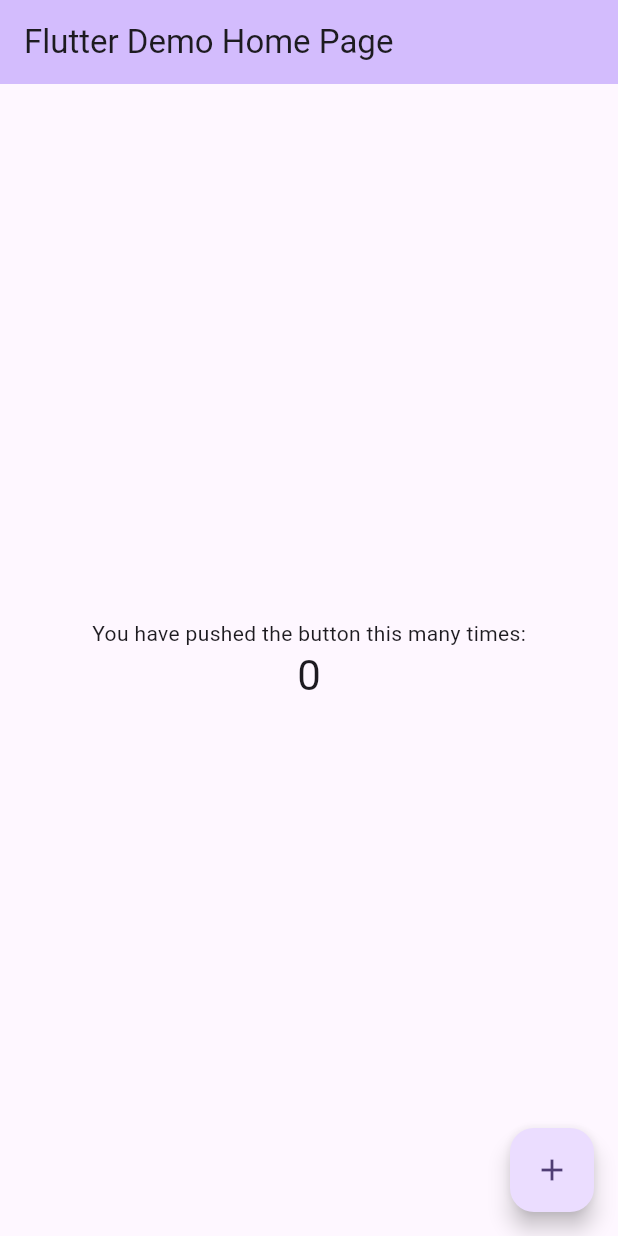
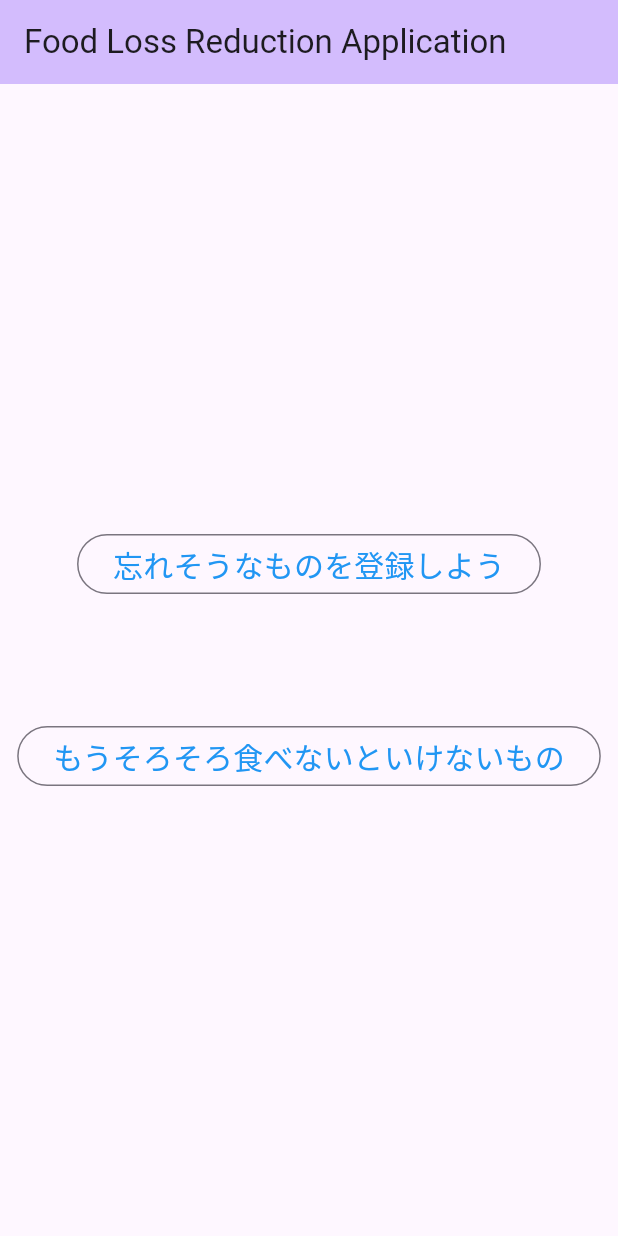
Before and after one commit to d-angelo-2049/remember-me, a Flutter app: the screen it shows after launch, on a phone screen of 412 x 824 dp. Run offline on Flutter 3.47's test engine with Material 2 defaults, Android fonts, the phone set to English and light mode, and no system bars; our stand-ins replace cloud_functions, firebase_core; accounts and stored records are empty.

Commit message:
added top page (#3)
Co-authored-by: DaiOhtsuka <dohtsuka@DaiOhtsukanoMacBook-Air.local>

```diff
--- a/lib/main.dart
+++ b/lib/main.dart
@@ -1,4 +1,5 @@
 import 'package:flutter/material.dart';
+import 'package:rememberme/presentation/page/top_page.dart';
 
 void main() {
   runApp(const MyApp());
@@ -13,40 +14,16 @@ class MyApp extends StatelessWidget {
     return MaterialApp(
       title: 'Flutter Demo',
       theme: ThemeData(
-        // This is the theme of your application.
-        //
-        // TRY THIS: Try running your application with "flutter run". You'll see
-        // the application has a blue toolbar. Then, without quitting the app,
-        // try changing the seedColor in the colorScheme below to Colors.green
-        // and then invoke "hot reload" (save your changes or press the "hot
-        // reload" button in a Flutter-supported IDE, or press "r" if you used
-        // the command line to start the app).
-        //
-        // Notice that the counter didn't reset back to zero; the application
-        // state is not lost during the reload. To reset the state, use hot
-        // restart instead.
-        //
-        // This works for code too, not just values: Most code changes can be
-        // tested with just a hot reload.
         colorScheme: ColorScheme.fromSeed(seedColor: Colors.deepPurple),
         useMaterial3: true,
       ),
-      home: const MyHomePage(title: 'Flutter Demo Home Page'),
+      home: const TopPage(),
     );
   }
 }
 
 class MyHomePage extends StatefulWidget {
   const MyHomePage({super.key, required this.title});
-
-  // This widget is the home page of your application. It is stateful, meaning
-  // that it has a State object (defined below) that contains fields that affect
-  // how it looks.
-
-  // This class is the configuration for the state. It holds the values (in this
-  // case the title) provided by the parent (in this case the App widget) and
-  // used by the build method of the State. Fields in a Widget subclass are
-  // always marked "final".
 
   final String title;
 
@@ -59,50 +36,19 @@ class _MyHomePageState extends State<MyHomePage> {
 
   void _incrementCounter() {
     setState(() {
-      // This call to setState tells the Flutter framework that something has
-      // changed in this State, which causes it to rerun the build method below
-      // so that the display can reflect the updated values. If we changed
-      // _counter without calling setState(), then the build method would not be
-      // called again, and so nothing would appear to happen.
       _counter++;
     });
   }
 
   @override
   Widget build(BuildContext context) {
-    // This method is rerun every time setState is called, for instance as done
-    // by the _incrementCounter method above.
-    //
-    // The Flutter framework has been optimized to make rerunning build methods
-    // fast, so that you can just rebuild anything that needs updating rather
-    // than having to individually change instances of widgets.
     return Scaffold(
       appBar: AppBar(
-        // TRY THIS: Try changing the color here to a specific color (to
-        // Colors.amber, perhaps?) and trigger a hot reload to see the AppBar
-        // change color while the other colors stay the same.
         backgroundColor: Theme.of(context).colorScheme.inversePrimary,
-        // Here we take the value from the MyHomePage object that was created by
-        // the App.build method, and use it to set our appbar title.
         title: Text(widget.title),
       ),
       body: Center(
-        // Center is a layout widget. It takes a single child and positions it
-        // in the middle of the parent.
         child: Column(
-          // Column is also a layout widget. It takes a list of children and
-          // arranges them vertically. By default, it sizes itself to fit its
-          // children horizontally, and tries to be as tall as its parent.
-          //
-          // Column has various properties to control how it sizes itself and
-          // how it positions its children. Here we use mainAxisAlignment to
-          // center the children vertically; the main axis here is the vertical
-          // axis because Columns are vertical (the cross axis would be
-          // horizontal).
-          //
-          // TRY THIS: Invoke "debug painting" (choose the "Toggle Debug Paint"
-          // action in the IDE, or press "p" in the console), to see the
-          // wireframe for each widget.
           mainAxisAlignment: MainAxisAlignment.center,
           children: <Widget>[
             const Text(
--- /dev/null
+++ b/lib/presentation/page/danger_list_page.dart
@@ -0,0 +1,11 @@
+import 'package:flutter/material.dart';
+
+class DangerListPage extends StatefulWidget {
+  const DangerListPage({super.key});
+
+  @override
+  State<StatefulWidget> createState() {
+    // TODO: implement createState
+    throw UnimplementedError();
+  }
+}
--- /dev/null
+++ b/lib/presentation/page/shoot_page.dart
@@ -0,0 +1,11 @@
+import 'package:flutter/material.dart';
+
+class ShootPage extends StatefulWidget {
+  const ShootPage({super.key});
+
+  @override
+  State<StatefulWidget> createState() {
+    // TODO: implement createState
+    throw UnimplementedError();
+  }
+}
--- /dev/null
+++ b/lib/presentation/page/top_page.dart
@@ -0,0 +1,46 @@
+import 'package:flutter/material.dart';
+import 'package:rememberme/presentation/navigation/page_nagivation.dart';
+import 'package:rememberme/presentation/page/danger_list_page.dart';
+import 'package:rememberme/presentation/page/shoot_page.dart';
+
+class TopPage extends StatelessWidget {
+  const TopPage({super.key});
+
+  @override
+  Widget build(BuildContext context) {
+    return Scaffold(
+        appBar: AppBar(
+          backgroundColor: Theme.of(context).colorScheme.inversePrimary,
+          title: const Text('Food Loss Reduction Application'),
+        ),
+        body: Center(
+          child: Column(
+            mainAxisAlignment: MainAxisAlignment.center,
+            children: <Widget>[
+              OutlinedButton(
+                  onPressed: () {
+                    PageNavigation.push(context, const ShootPage());
+                    print('navigate to shoot page');
+                  },
+                  child: const Text(
+                    '忘れそうなものを登録しよう',
+                    style: TextStyle(color: Colors.blue, fontSize: 20.0),
+                  )),
+              const SizedBox(
+                height: 80,
+              ),
+              OutlinedButton(
+                onPressed: () {
+                  PageNavigation.push(context, const DangerListPage());
+                  print('navigate to danger list page');
+                },
+                child: const Text(
+                  'もうそろそろ食べないといけないもの',
+                  style: TextStyle(color: Colors.blue, fontSize: 20.0),
+                ),
+              ),
+            ],
+          ),
+        ));
+  }
+}
```
Also changed, not shown: lib/presentation/navigation/page_nagivation.dart (added, +13 -0 lines), 1 other file.
